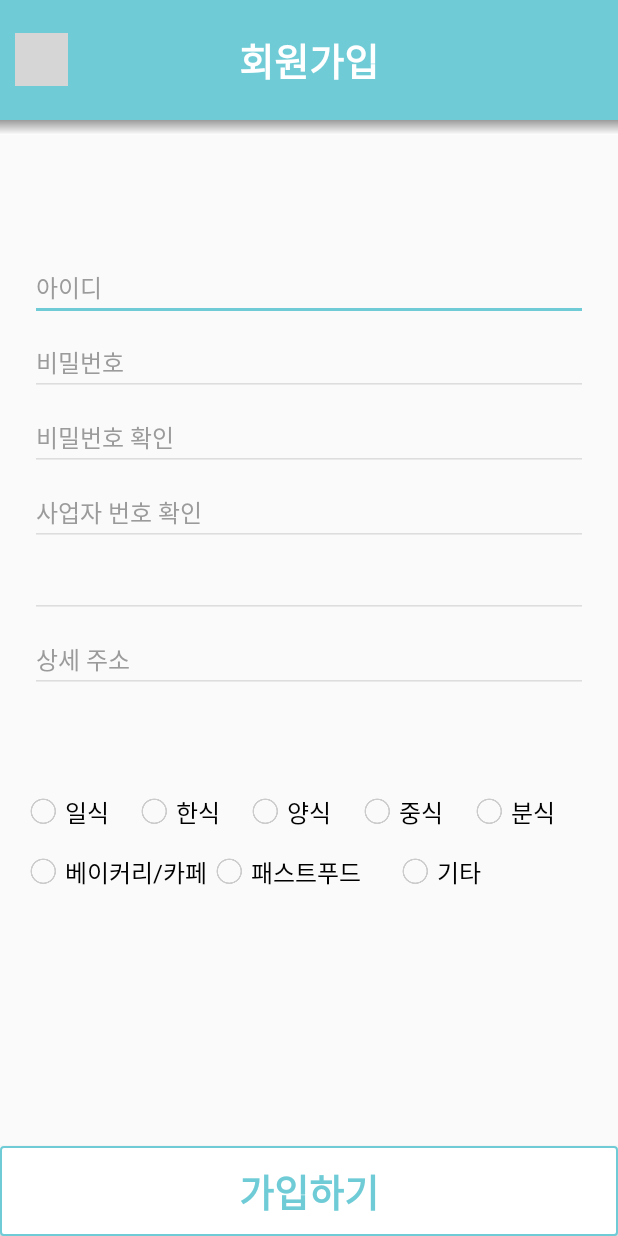
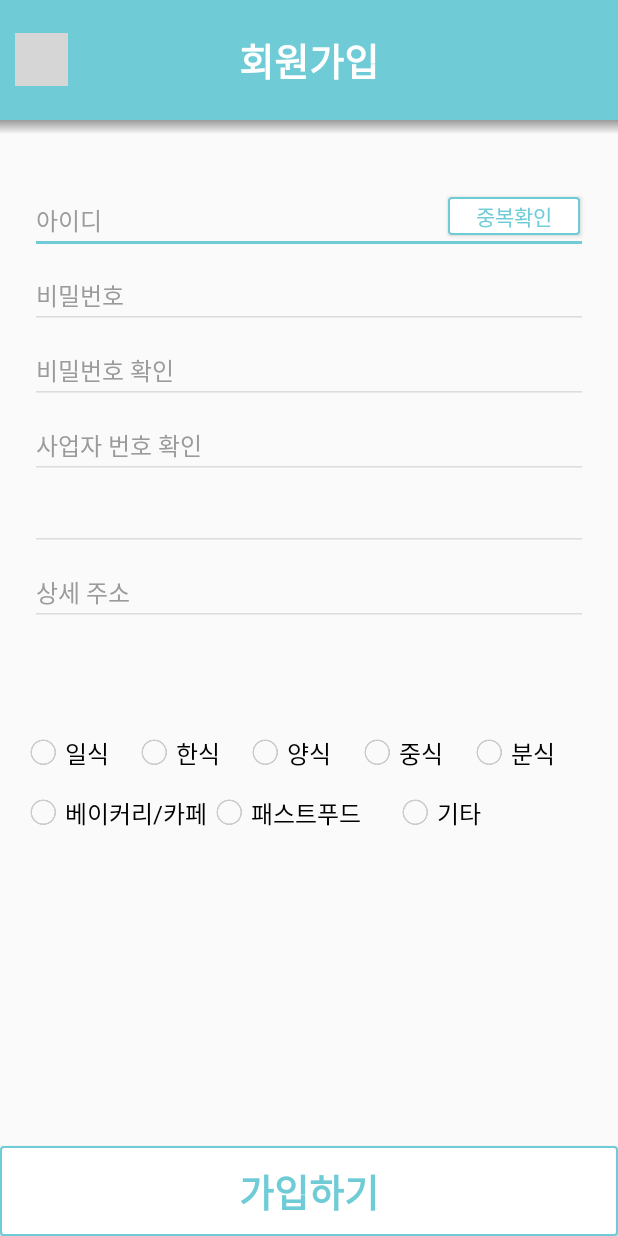
Before and after one commit to softsquared-sky/oda-summer, an Android app: the SignUpActivity screen opened directly, with no data from a screen before it, on a phone screen of 412 x 824 dp. Run offline under Robolectric (Android 15) with nearby library versions, the phone set to English and light mode, and no system bars; grey boxes are pictures that could not be loaded.

Commit message:
SummerOdaProject 1.0.0 / splash,login,join UI Ok(join UI에서 프로그래밍적으로 enable 처리 필요)

```diff
--- a/app/src/main/res/layout/activity_login.xml
+++ b/app/src/main/res/layout/activity_login.xml
@@ -82,8 +82,9 @@
                 android:textSize="16sp"
                 android:lineSpacingExtra="10sp"
                 android:background="@android:color/transparent"
+                android:layout_marginStart="5dp"
                 android:drawablePadding="10dp"
-                android:drawableStart="@drawable/ic_checkbox"
+                android:drawableStart="@drawable/ic_checkbox_off"
                 android:textColor="#9b9b9b"
                 android:buttonTint="@color/cursorColor"
                 android:checked="false"
--- a/app/src/main/res/layout/activity_sign_up.xml
+++ b/app/src/main/res/layout/activity_sign_up.xml
@@ -15,6 +15,7 @@
         android:background="@color/colorPrimary"
         >
         <ImageView
+            android:id="@+id/iv_join_arrow_back"
             android:layout_centerVertical="true"
             android:layout_marginStart="10dp"
             android:layout_width="35dp"
@@ -59,21 +60,39 @@
         android:layout_width="match_parent"
         android:layout_height="wrap_content"
         android:orientation="vertical"
-        android:layout_margin="20dp">
+        android:layout_marginStart="20dp"
+        android:layout_marginEnd="20dp">
+
+        <FrameLayout
+            android:layout_width="match_parent"
+            android:layout_height="40dp"
+            android:layout_marginTop="10dp">
 
             <EditText
+
                 android:id="@+id/et_sign_up_id"
-            android:layout_marginTop="30dp"
                 android:layout_width="match_parent"
                 android:layout_height="wrap_content"
                 android:hint="아이디"
+                android:lineSpacingExtra="10sp"
+                android:singleLine="true"
+                android:textColor="#6fccd7"
                 android:textColorHint="#9b9b9b"
                 android:textSize="16sp"
-            android:textColor="#6fccd7"
-            android:lineSpacingExtra="10sp"
-            android:singleLine="true"
-            android:theme="@style/EditTheme"
-            />
+                android:theme="@style/EditTheme" />
+
+            <Button
+                android:id="@+id/btn_duplicate_check"
+                android:layout_width="wrap_content"
+                android:layout_height="25dp"
+                android:layout_gravity="right|center"
+                android:layout_marginEnd="5dp"
+                android:layout_marginBottom="5dp"
+                android:background="@drawable/login_button_selector"
+                android:text="중복확인"
+                android:textColor="@color/login_text_selector" />
+
+        </FrameLayout>
 
         <EditText
             android:id="@+id/et_sign_up_password"
@@ -154,23 +173,26 @@
                 />
         </LinearLayout>
 
-        <LinearLayout
+        <RadioGroup
+            android:paddingTop="15dp"
+            android:id="@+id/rg_food_1"
             android:layout_width="match_parent"
             android:layout_height="wrap_content"
             android:orientation="horizontal"
-            android:layout_marginTop="10dp"
             >
 
             <RadioButton
+                android:id="@+id/btn_radio_food_1"
                 android:layout_width="0dp"
                 android:layout_height="wrap_content"
                 android:layout_weight="1"
                 android:button="@drawable/custom_radio_button"
                 android:padding="5dp"
                 android:text="일식"
-                android:textSize="16sp"></RadioButton>s
+                android:textSize="16sp"></RadioButton>
 
             <RadioButton
+                android:id="@+id/btn_radio_food_2"
                 android:layout_width="0dp"
                 android:layout_height="wrap_content"
                 android:layout_weight="1"
@@ -180,6 +202,7 @@
                 android:textSize="16sp"></RadioButton>
 
             <RadioButton
+                android:id="@+id/btn_radio_food_3"
                 android:layout_width="0dp"
                 android:layout_height="wrap_content"
                 android:layout_weight="1"
@@ -189,6 +212,7 @@
                 android:textSize="16sp"></RadioButton>
 
             <RadioButton
+                android:id="@+id/btn_radio_food_4"
                 android:layout_width="0dp"
                 android:layout_height="wrap_content"
                 android:layout_weight="1"
@@ -198,6 +222,7 @@
                 android:textSize="16sp"></RadioButton>
 
             <RadioButton
+                android:id="@+id/btn_radio_food_5"
                 android:layout_width="0dp"
                 android:layout_height="wrap_content"
                 android:layout_weight="1"
@@ -206,16 +231,15 @@
                 android:text="분식"
                 android:textSize="16sp"></RadioButton>
 
-
-        </LinearLayout>
-        <LinearLayout
+        </RadioGroup>
+        <RadioGroup
+            android:id="@+id/rg_food_2"
+            android:paddingTop="5dp"
             android:layout_width="match_parent"
             android:layout_height="wrap_content"
-            android:orientation="horizontal"
-            android:layout_marginTop="5dp"
-            >
-
+            android:orientation="horizontal">
             <RadioButton
+                android:id="@+id/btn_radio_food_6"
                 android:layout_width="0dp"
                 android:layout_height="wrap_content"
                 android:layout_weight="1"
@@ -225,6 +249,7 @@
                 android:textSize="16sp"></RadioButton>
 
             <RadioButton
+                android:id="@+id/btn_radio_food_7"
                 android:layout_width="0dp"
                 android:layout_height="wrap_content"
                 android:layout_weight="1"
@@ -234,6 +259,7 @@
                 android:textSize="16sp"></RadioButton>
 
             <RadioButton
+                android:id="@+id/btn_radio_food_8"
                 android:layout_width="0dp"
                 android:layout_height="wrap_content"
                 android:layout_weight="1"
@@ -241,9 +267,8 @@
                 android:padding="5dp"
                 android:text="기타"
                 android:textSize="16sp"></RadioButton>
+        </RadioGroup>
 
-
-        </LinearLayout>
 
     </LinearLayout>
 
```
Also changed, not shown: app/src/main/java/com/softsquared/oda/src/signUp/SignUpActivity.java (+80 -0 lines), app/src/main/res/drawable-hdpi/ic_checkbox.png (deleted), app/src/main/res/drawable-xxxhdpi/ic_checkbox_off.png (added), app/src/main/res/drawable/ic_checkbox_off.png (added), 1 other file. Lines whose indentation alone changed are shown as unchanged.
